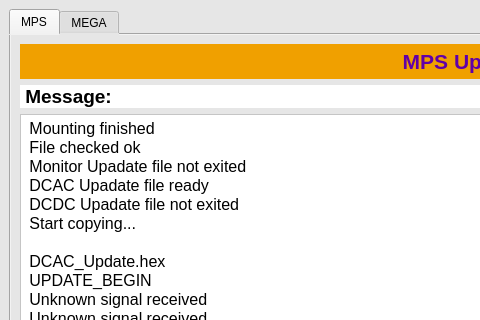
First picture: the form in UpgradeTools/upgradetools.ui, repository megarevolpr/MWin, before the edit; both pictures show x 0 to 480 and y 0 to 320 of the 1034 by 653 pixel window.
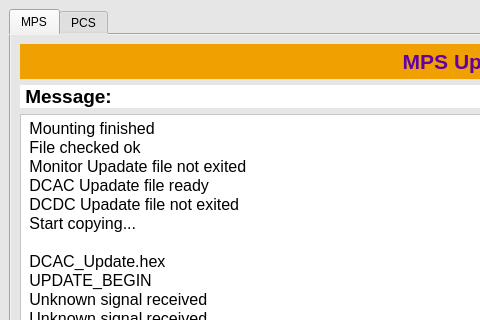
Second picture: the form after the edit.

```diff
--- a/UpgradeTools/upgradetools.ui
+++ b/UpgradeTools/upgradetools.ui
@@ -394,7 +394,7 @@
         <bool>true</bool>
        </property>
        <attribute name="title">
-        <string>MEGA</string>
+        <string>PCS</string>
        </attribute>
        <layout class="QGridLayout" name="gridLayout_3">
         <item row="0" column="0">
```
Left out of the diff: 2 changed lines with no effect on the pictures.
